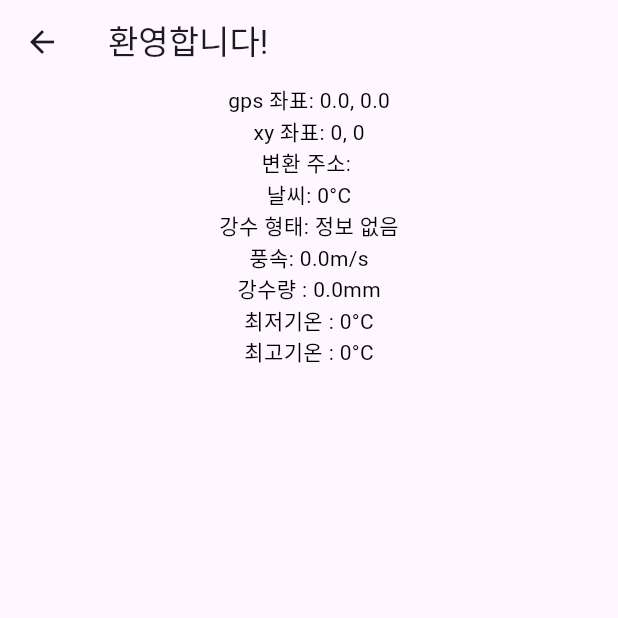
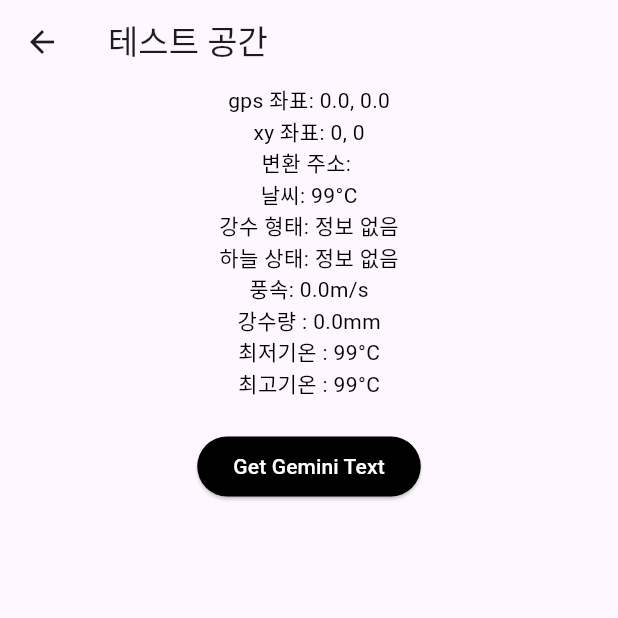
Before and after one commit to Recircle2000/Autolookbook_FE, a Flutter app: the TestView screen opened directly, on a phone screen of 412 x 824 dp, the top half of it. Run offline on Flutter 3.47's test engine with Material 3 defaults, Android fonts, the phone set to English and light mode, and no system bars; our stand-ins replace flutter_dotenv, flutter_secure_storage, geolocator, get, google_generative_ai, image_picker and 2 more; missing offline and left inert: dart:ffi; accounts and stored records are empty; network calls fail; statements that could not run were skipped.

Commit message:
메인 메뉴 작업 중 1. google GEMINI api 연동, 메인메뉴에 브리핑

```diff
--- /dev/null
+++ b/lib/app/controllers/gptcontroller.dart
@@ -0,0 +1,26 @@
+import 'package:autolookbook/app/utils/weather_conditions.dart';
+import 'package:flutter_dotenv/flutter_dotenv.dart';
+import 'package:get/get.dart';
+import 'package:google_generative_ai/google_generative_ai.dart';
+
+
+String apiKey = dotenv.get("GEMINI_API_KEY");
+class GeminiController extends GetxController {
+  var Text = "".obs;
+  Future<void> getgemini(String t1h, String tmn, String tmx, int pty, String wsd, int sky) async {
+
+    String? stpty = Rain_SnowConditions.rain_snowconditions[pty];
+    String? stsky = SkyConditions.skyConditions[sky];
+    final model = GenerativeModel(
+      model: 'gemini-pro',
+      apiKey: apiKey,
+    );
+
+    final prompt = ' 지금 날씨가 $t1h도, 최저 $tmn도, 최고$tmx도, 강수형태는$stpty, 풍속은 $wsd/s, 하늘상태는 $stsky야. 지금 외출한다면 뭘 입는게 좋을지 두 문장으로 간단하게 브리핑 해줘. 말투는 약간 존댓말로 발랄하게';
+    final content = [Content.text(prompt)];
+    final response = await model.generateContent(content);
+
+    print(response.text);
+    Text.value = response.text!;
+  }
+}
--- a/lib/app/controllers/weather_controller.dart
+++ b/lib/app/controllers/weather_controller.dart
@@ -6,18 +6,20 @@ import 'package:get/get.dart';
 import 'package:http/http.dart' as http;
 import '../models/weather.dart'; // Import your WeatherData model
 import 'package:intl/intl.dart';
+import 'gptcontroller.dart';
 
 class WeatherService extends GetxController {
   LocationController locationController = Get.put(LocationController());
   List<WeatherData_Nest> _weatherDataList = [];
   List<WeatherData_Fest> _weatherDataList2 = [];
 
-  var T1H = 0.obs; // 기온
+  var T1H = 99.obs; // 기온
   var PTY = 99.obs; // 강수형태
   var WSD = 0.0.obs; // 풍속
   var RN1 = 0.0.obs; //시간별 강수량
-  var TMN = 0.obs; //최저기온
-  var TMX = 0.obs; //최고기온
+  var TMN = 99.obs; //최저기온
+  var TMX = 99.obs; //최고기온
+  var SKY = 99.obs; //하늘상태
 
   void onInit() async {
   super.onInit();
@@ -25,7 +27,11 @@ class WeatherService extends GetxController {
   await fetchWeatherData(locationController.currentLocation_xy.value.x,
       locationController.currentLocation_xy.value.y);
   updateValue();
-    print("Location Controller Initialized");
+
+  // GeminiController의 인스턴스를 찾아서 getgemini 메소드를 호출
+  //final geminiController = Get.find<GeminiController>();
+  //await geminiController.getgemini(T1H.value.toString(), TMN.value.toString(), TMX.value.toString(), PTY.value, WSD.value.toString(), SKY.value);
+  print("Controller Initialized");
 }
 
   Future<void> fetchWeatherData(int x, int y) async {
@@ -37,11 +43,11 @@ class WeatherService extends GetxController {
       String baseDate = DateFormat('yyyyMMdd').format(now);
       String baseTime = DateFormat('HH00').format(now);
 
-      if (baseTime == '0000') {
-        baseDate =
-            DateFormat('yyyyMMdd').format(now.subtract(Duration(days: 1)));
-        baseTime = '2300';
-      }
+      // if (baseTime == '0000') {
+      //   baseDate =
+      //       DateFormat('yyyyMMdd').format(now.subtract(Duration(days: 1)));
+      //   baseTime = '2300';
+      // }
 
       final String serviceKey = dotenv.env['DATA_GO_KR_API_KEY'] ?? '';
       final String url_Ncst = // 초단기 실황
@@ -127,5 +133,10 @@ class WeatherService extends GetxController {
   if (tmxData != null) {
     TMX.value = double.tryParse(tmxData.fcstValue)?.round() ?? 0;
   }
+
+  final skyData = _weatherDataList2.firstWhereOrNull((data) => data.category == 'SKY');
+  if (skyData != null) {
+    SKY.value = int.tryParse(skyData.fcstValue) ?? 0;
   }
 }
+}
--- a/lib/app/utils/weather_conditions.dart
+++ b/lib/app/utils/weather_conditions.dart
@@ -1,7 +1,7 @@
 // lib/utils/weather_conditions.dart
 
-class WeatherConditions {
-  static const Map<int, String> conditions = {
+class Rain_SnowConditions {
+  static const Map<int, String> rain_snowconditions = {
     0: "없음",
     1: "비",
     2: "비/눈",
@@ -9,3 +9,11 @@ class WeatherConditions {
     4: "소나기",
   };
 }
+
+class SkyConditions {
+  static const Map<int, String> skyConditions = {
+    1: "맑음",
+    3: "구름많음",
+    4: "흐림",
+  };
+}
--- a/lib/app/views/test_view.dart
+++ b/lib/app/views/test_view.dart
@@ -3,16 +3,18 @@ import 'package:autolookbook/app/controllers/weather_controller.dart';
 import 'package:flutter/material.dart';
 import 'package:get/get.dart';
 import '../utils/weather_conditions.dart';
+import '../controllers/gptcontroller.dart';
 
 class TestView extends StatelessWidget {
   final LocationController locationController = Get.put(LocationController());
   final WeatherService weatherService = Get.put(WeatherService());
+  final GeminiController geminiController = Get.put(GeminiController());
 
   @override
   Widget build(BuildContext context) {
     return Scaffold(
       appBar: AppBar(
-        title: Text('환영합니다!'),
+        title: Text('테스트 공간'),
       ),
       body: SingleChildScrollView(
         child: Center(
@@ -28,11 +30,26 @@ class TestView extends StatelessWidget {
                   Text('변환 주소: ${locationController.currentAddress.value}')),
               Obx(() => Text('날씨: ${weatherService.T1H.value}°C')),
               Obx(() => Text(
-                  '강수 형태: ${weatherService.PTY.value == 99 ? "정보 없음" : WeatherConditions.conditions[weatherService.PTY.value]}')),
+                  '강수 형태: ${weatherService.PTY.value == 99 ? "정보 없음" : Rain_SnowConditions.rain_snowconditions[weatherService.PTY.value]}')),
+              Obx(() => Text(
+                  '하늘 상태: ${weatherService.SKY.value == 99 ? "정보 없음" : SkyConditions.skyConditions[weatherService.SKY.value]}')),
               Obx(() => Text('풍속: ${weatherService.WSD.value}m/s')),
               Obx(() => Text('강수량 : ${weatherService.RN1.value}mm')),
               Obx(() => Text('최저기온 : ${weatherService.TMN.value}°C')),
               Obx(() => Text('최고기온 : ${weatherService.TMX.value}°C')),
+              Obx(() => Text(geminiController.Text.value)),
+              ElevatedButton(
+                onPressed: () {
+                  geminiController.getgemini(
+                      weatherService.T1H.value.toString(),
+                      weatherService.TMN.value.toString(),
+                      weatherService.TMX.value.toString(),
+                      weatherService.PTY.value,
+                      weatherService.WSD.value.toString(),
+                      weatherService.SKY.value);
+                },
+                child: Text('Get Gemini Text'),
+              ),
             ],
           ),
         ),
--- a/pubspec.yaml
+++ b/pubspec.yaml
@@ -51,6 +51,8 @@ dependencies:
   get:
   flutter_dotenv: ^5.1.0
   camera:
+  google_generative_ai: ^0.4.3
+  loading_animation_widget: ^1.2.1
 
 
 dev_dependencies:
```
Also changed, not shown: lib/app/models/gpt.dart (added, +11 -0 lines), lib/app/views/main_view.dart (+52 -18 lines), pubspec.lock, 1 other file. Lines whose indentation alone changed are shown as unchanged.
